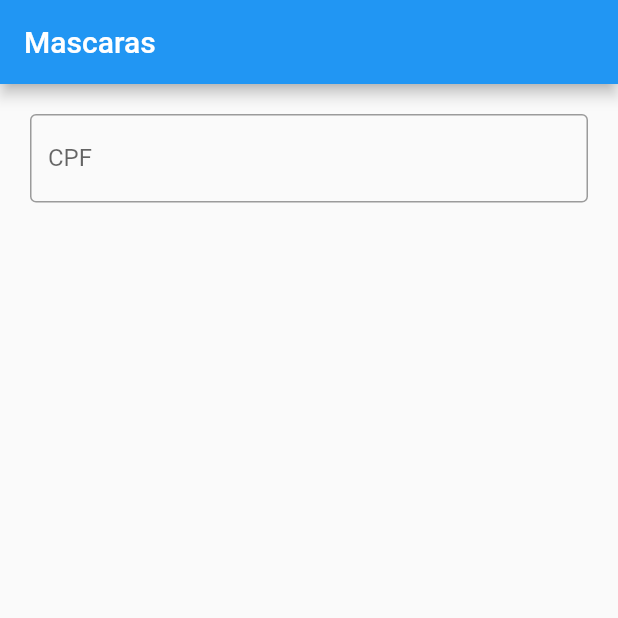
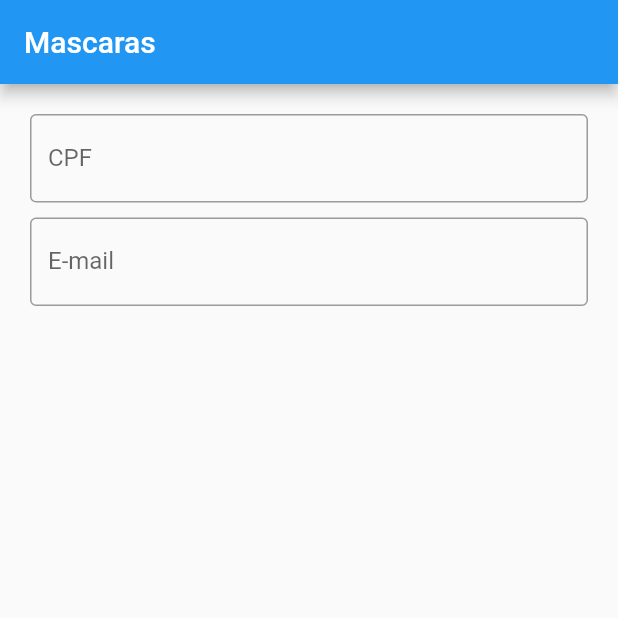
Before and after one commit to Lelisvaldo/application_4_Masks_text_validations, a Flutter app: the screen it shows after launch, on a phone screen of 412 x 824 dp, the top half of it. Run offline on Flutter 3.47's test engine with Material 2 defaults, Android fonts, the phone set to English and light mode, and no system bars.

Commit message:
Refactor class MaskInput

```diff
--- a/lib/main.dart
+++ b/lib/main.dart
@@ -41,15 +41,36 @@ class _MyHomePageState extends State<MyHomePage> {
         padding: const EdgeInsets.all(20),
         child: Column(
           children: [
-            TextField(
+            TextFormField(
+              autovalidateMode: AutovalidateMode.onUserInteraction,
+              validator: (text) {
+                if (!RegExp(r'^\d{3}\.\d{3}\.\d{3}-\d{2}$')
+                    .hasMatch(text ?? '')) {
+                  return "Write CPF valid.";
+                }
+              },
               decoration: const InputDecoration(
                 border: OutlineInputBorder(),
                 labelText: 'CPF',
               ),
               inputFormatters: [
-                CPFMask(),
+                MaskInput('###.###.###-##'),
               ],
-            )
+            ),
+            SizedBox(height: 10),
+            TextFormField(
+              autovalidateMode: AutovalidateMode.onUserInteraction,
+              validator: (text) {
+                if (!RegExp(r'[a-zA-Z0-9.-_]+@[a-zA-Z0-9-_]+\..+')
+                    .hasMatch(text ?? '')) {
+                  return "Write E-mail valid.";
+                }
+              },
+              decoration: const InputDecoration(
+                border: OutlineInputBorder(),
+                labelText: 'E-mail',
+              ),
+            ),
           ],
         ),
       ),
@@ -57,26 +78,27 @@ class _MyHomePageState extends State<MyHomePage> {
   }
 }
 
-class CPFMask extends TextInputFormatter {
+class MaskInput extends TextInputFormatter {
+  final String mask;
+
+  MaskInput(this.mask);
+
   @override
   TextEditingValue formatEditUpdate(
-    TextEditingValue oldValue,
-    TextEditingValue newValue,
-  ) {
-    var cpf = newValue.text;
-    if (cpf.length > 14) {
-      return oldValue;
+      TextEditingValue oldValue, TextEditingValue newValue) {
+
+    var value = newValue.text.replaceAll(RegExp(r'\D'), '');
+    var formatted = mask;
+    for (var i = 0; i < value.length; i++) {
+      formatted = formatted.replaceFirst('#', value[i]);
     }
-
-    cpf = cpf.replaceAll(RegExp(r'\D'), '');
-    var formatted = '';
-
-    //xxx.xxx.xxx-xx
-    for (var i = 0; i < cpf.characters.length; i++) {
-      if ([3, 6, 9].contains(i)) {
-        formatted += i == 9 ? '-' : '.';
+    final lastHash = formatted.indexOf('#');
+    if (lastHash != -1) {
+      formatted = formatted.characters.getRange(0, lastHash).join();
+      if (RegExp(r'\D$').hasMatch(formatted)) {
+        formatted =
+            formatted.split('').getRange(0, formatted.length - 1).join();
       }
-      formatted += cpf[i];
     }
 
     return newValue.copyWith(
```
